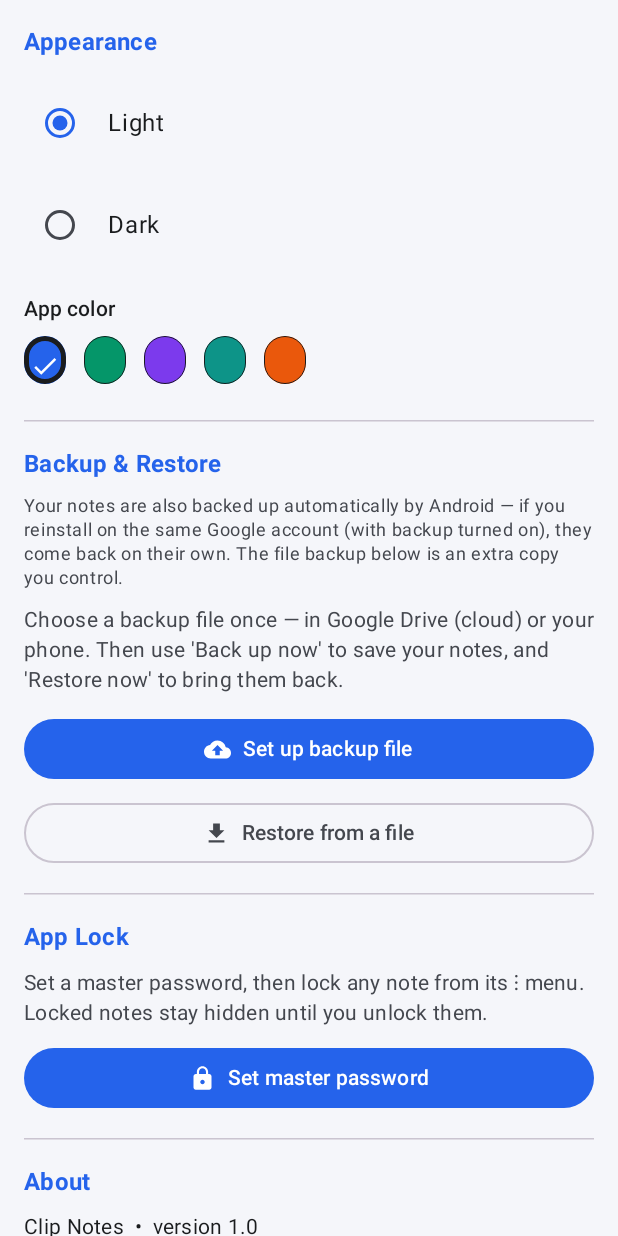
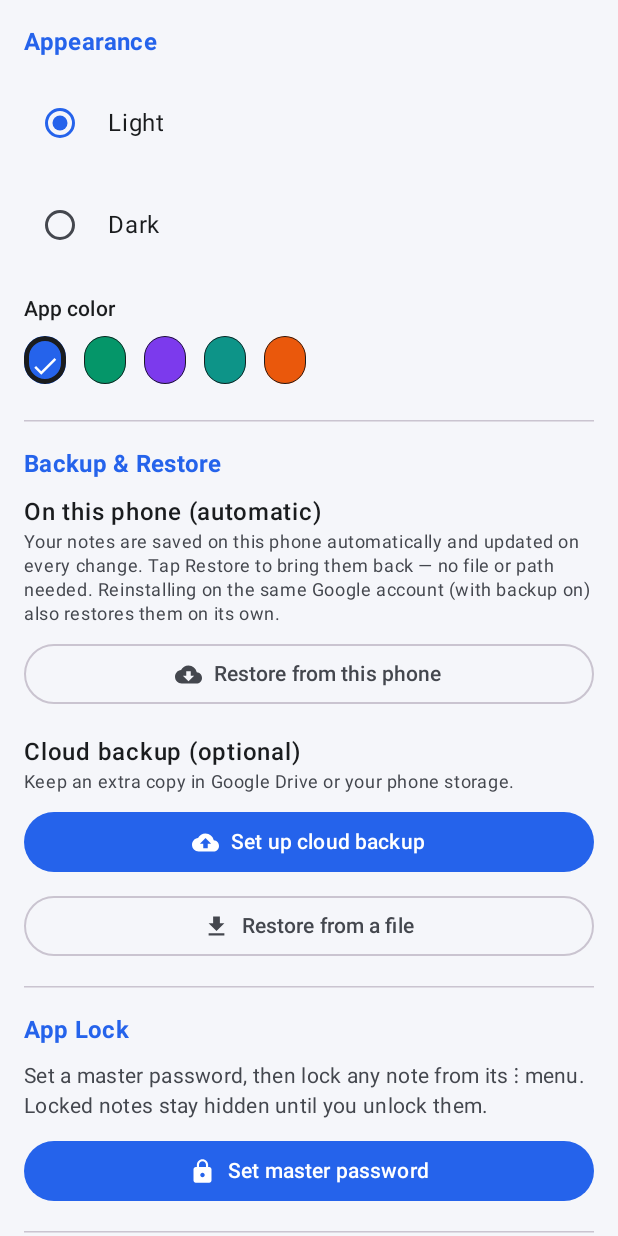
Before and after one commit to yasirarafat85/educenter, an Android app built with Jetpack Compose: the composable SettingsScreen shown on its own in the app's theme, on a phone screen of 412 x 824 dp. Run offline under Robolectric (Android 15) with nearby library versions, the phone set to English and light mode, and no system bars.

Commit message:
Clip Notes v1.2: lock timer redesign + Immediate, local+cloud backup, About credit, target API 36
- Note lock is now set in the editor (Off/Immediate/10s/30s/1m/5m/Manual);
  setting a timer locks the note. Immediate locks on save and when the app
  goes to background (onStop -> relockOnLeave).
- Backup split into automatic on-phone (no path, one-tap restore) and
  optional cloud (SAF). Shared buildBackupJson/applyBackupJson helpers.
- About shows 'Developed by Md. Yasir Arafat'.
- Target Android 16 (API 36) for the Aug 31 2026 Play deadline.
- versionCode 5 / versionName 1.2.

Co-Authored-By: Claude Opus 4.8 <noreply@anthropic.com>
Claude-Session: https://claude.ai/code/session_01NWEUQHqw8oADrP2594SHjP

```diff
--- a/android-apps/clipnotes/app/src/main/java/com/yasirarafat/clipnotes/MainActivity.kt
+++ b/android-apps/clipnotes/app/src/main/java/com/yasirarafat/clipnotes/MainActivity.kt
@@ -40,6 +40,12 @@ class MainActivity : FragmentActivity() {
         handleShare(intent)
     }
 
+    override fun onStop() {
+        super.onStop()
+        // Notes set to "Immediate" re-lock the moment you leave the app.
+        vm.relockOnLeave()
+    }
+
     /** If launched via the Android share sheet with text, stash it for a new note. */
     private fun handleShare(intent: Intent?) {
         if (intent?.action == Intent.ACTION_SEND && intent.type == "text/plain") {
--- a/android-apps/clipnotes/app/src/main/java/com/yasirarafat/clipnotes/ui/screens/SettingsScreen.kt
+++ b/android-apps/clipnotes/app/src/main/java/com/yasirarafat/clipnotes/ui/screens/SettingsScreen.kt
@@ -75,6 +75,7 @@ fun SettingsScreen(vm: NotesViewModel) {
 
     // Restore is destructive (replace), so confirm first.
     var confirmRestoreSaved by remember { mutableStateOf(false) }
+    var confirmLocalRestore by remember { mutableStateOf(false) }
     var pendingImportUri by remember { mutableStateOf<Uri?>(null) }
 
     // App-lock dialogs
@@ -166,30 +167,44 @@ fun SettingsScreen(vm: NotesViewModel) {
 
         // ---- Backup ----
         SectionTitle("Backup & Restore")
+
+        // On-phone automatic backup (no file, no path).
+        Text("On this phone (automatic)", style = MaterialTheme.typography.bodyLarge, fontWeight = FontWeight.SemiBold)
         Text(
-            "Your notes are also backed up automatically by Android — if you reinstall on the " +
-                "same Google account (with backup turned on), they come back on their own. " +
-                "The file backup below is an extra copy you control.",
+            "Your notes are saved on this phone automatically and updated on every change. " +
+                "Tap Restore to bring them back — no file or path needed. Reinstalling on the " +
+                "same Google account (with backup on) also restores them on its own.",
             style = MaterialTheme.typography.bodySmall,
             color = MaterialTheme.colorScheme.onSurfaceVariant
         )
-        Spacer(Modifier.size(10.dp))
+        Spacer(Modifier.size(8.dp))
+        OutlinedButton(
+            onClick = { confirmLocalRestore = true },
+            modifier = Modifier.fillMaxWidth()
+        ) {
+            Icon(Icons.Filled.CloudDownload, null, modifier = Modifier.size(18.dp))
+            Spacer(Modifier.width(8.dp))
+            Text("Restore from this phone")
+        }
+
+        Spacer(Modifier.size(16.dp))
+
+        // Optional cloud copy (Google Drive / file).
+        Text("Cloud backup (optional)", style = MaterialTheme.typography.bodyLarge, fontWeight = FontWeight.SemiBold)
         if (vm.backupUri == null) {
-            // First-time setup: choose the backup file once (Google Drive or phone).
             Text(
-                "Choose a backup file once — in Google Drive (cloud) or your phone. " +
-                    "Then use 'Back up now' to save your notes, and 'Restore now' to bring them back.",
-                style = MaterialTheme.typography.bodyMedium,
+                "Keep an extra copy in Google Drive or your phone storage.",
+                style = MaterialTheme.typography.bodySmall,
                 color = MaterialTheme.colorScheme.onSurfaceVariant
             )
-            Spacer(Modifier.size(12.dp))
+            Spacer(Modifier.size(8.dp))
             Button(
                 onClick = { setupBackupLauncher.launch("clipnotes-backup.json") },
                 modifier = Modifier.fillMaxWidth()
             ) {
                 Icon(Icons.Filled.CloudUpload, null, modifier = Modifier.size(18.dp))
                 Spacer(Modifier.width(8.dp))
-                Text("Set up backup file")
+                Text("Set up cloud backup")
             }
             Spacer(Modifier.size(8.dp))
             OutlinedButton(
@@ -201,12 +216,11 @@ fun SettingsScreen(vm: NotesViewModel) {
                 Text("Restore from a file")
             }
         } else {
-            // Configured: automatic + one-tap, no picker needed.
             Row(verticalAlignment = Alignment.CenterVertically) {
                 Icon(Icons.Filled.CheckCircle, null, tint = Color(0xFF16A34A), modifier = Modifier.size(18.dp))
                 Spacer(Modifier.size(8.dp))
                 Text(
-                    "Backup file is set. Notes, categories, trash & settings are saved here.",
+                    "Cloud backup is set up.",
                     style = MaterialTheme.typography.bodyMedium,
                     color = MaterialTheme.colorScheme.onSurfaceVariant
                 )
@@ -217,10 +231,9 @@ fun SettingsScreen(vm: NotesViewModel) {
                 verticalAlignment = Alignment.CenterVertically
             ) {
                 Column(modifier = Modifier.weight(1f)) {
-                    Text("Auto mirror on every change", style = MaterialTheme.typography.bodyLarge)
+                    Text("Sync to cloud on every change", style = MaterialTheme.typography.bodyLarge)
                     Text(
-                        "Keeps the file identical to the app (good for syncing). " +
-                            "Leave OFF if you want the backup to be a restore point you control.",
+                        "Keeps the cloud copy always up to date.",
                         style = MaterialTheme.typography.bodySmall,
                         color = MaterialTheme.colorScheme.onSurfaceVariant
                     )
@@ -234,7 +247,7 @@ fun SettingsScreen(vm: NotesViewModel) {
             ) {
                 Icon(Icons.Filled.CloudUpload, null, modifier = Modifier.size(18.dp))
                 Spacer(Modifier.width(8.dp))
-                Text("Back up now")
+                Text("Back up to cloud now")
             }
             Spacer(Modifier.size(8.dp))
             OutlinedButton(
@@ -243,7 +256,7 @@ fun SettingsScreen(vm: NotesViewModel) {
             ) {
                 Icon(Icons.Filled.CloudDownload, null, modifier = Modifier.size(18.dp))
                 Spacer(Modifier.width(8.dp))
-                Text("Restore now")
+                Text("Restore from cloud")
             }
             Spacer(Modifier.size(6.dp))
             Row(modifier = Modifier.fillMaxWidth()) {
@@ -316,7 +329,7 @@ fun SettingsScreen(vm: NotesViewModel) {
 
         // ---- About ----
         SectionTitle("About")
-        Text("Clip Notes  •  version 1.0", style = MaterialTheme.typography.bodyMedium)
+        Text("Clip Notes  •  version 1.2", style = MaterialTheme.typography.bodyMedium)
         Spacer(Modifier.size(6.dp))
         Text(
             "Save the text you use often and copy it with a single tap. " +
@@ -324,13 +337,36 @@ fun SettingsScreen(vm: NotesViewModel) {
             style = MaterialTheme.typography.bodyMedium,
             color = MaterialTheme.colorScheme.onSurfaceVariant
         )
+        Spacer(Modifier.size(12.dp))
+        Text(
+            "Developed by Md. Yasir Arafat",
+            style = MaterialTheme.typography.bodyMedium,
+            fontWeight = FontWeight.SemiBold,
+            color = MaterialTheme.colorScheme.primary
+        )
     }
 
+    if (confirmLocalRestore) {
+        AlertDialog(
+            onDismissRequest = { confirmLocalRestore = false },
+            title = { Text("Restore from this phone?") },
+            text = { Text("This replaces your current notes and categories with the automatic on-phone backup.") },
+            confirmButton = {
+                TextButton(onClick = {
+                    confirmLocalRestore = false
+                    vm.restoreLocalNow { n ->
+                        toast(context, if (n >= 0) "Restored $n note(s)" else "No local backup found yet")
+                    }
+                }) { Text("Restore") }
+            },
+            dismissButton = { TextButton(onClick = { confirmLocalRestore = false }) { Text("Cancel") } }
+        )
+    }
     if (confirmRestoreSaved) {
         AlertDialog(
             onDismissRequest = { confirmRestoreSaved = false },
-            title = { Text("Restore from backup?") },
-            text = { Text("This replaces your current notes and categories with the ones saved in your backup file.") },
+            title = { Text("Restore from cloud?") },
+            text = { Text("This replaces your current notes and categories with the ones saved in your cloud backup file.") },
             confirmButton = {
                 TextButton(onClick = {
                     confirmRestoreSaved = false
--- a/android-apps/clipnotes/gradle.properties
+++ b/android-apps/clipnotes/gradle.properties
@@ -3,5 +3,5 @@ org.gradle.caching=true
 android.useAndroidX=true
 kotlin.code.style=official
 android.nonTransitiveRClass=true
-# Allow building against Android 15 (API 35) with the current AGP version.
-android.suppressUnsupportedCompileSdk=35
+# Allow building against Android 16 (API 36) with the current AGP version.
+android.suppressUnsupportedCompileSdk=36
```
Also changed, not shown: android-apps/clipnotes/app/build.gradle.kts (+4 -4 lines), android-apps/clipnotes/app/src/main/java/com/yasirarafat/clipnotes/ui/NotesViewModel.kt (+101 -44 lines), android-apps/clipnotes/app/src/main/java/com/yasirarafat/clipnotes/ui/screens/EditNoteScreen.kt (+26 -8 lines), 1 other file.
